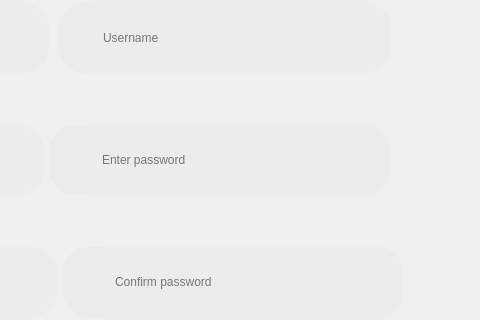
The window that Desktop_Application/Frontend/ui-files/firstTime-setup.ui (DreddVDomasian/Petmate-Desktop-Application) describes before a commit, drawn with Qt 5; both pictures show x 312 to 792 and y 319 to 639 of the 1055 by 750 pixel window.
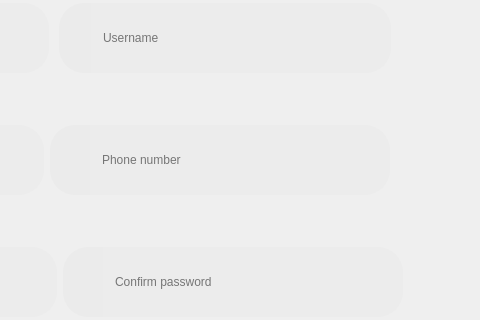
The same window after the commit. Icons and pictures are not drawn.

```diff
--- a/Desktop_Application/Frontend/ui-files/firstTime-setup.ui
+++ b/Desktop_Application/Frontend/ui-files/firstTime-setup.ui
@@ -691,7 +691,7 @@
                      <bool>false</bool>
                     </property>
                     <property name="placeholderText">
-                     <string>Enter password</string>
+                     <string>Phone number</string>
                     </property>
                    </widget>
                   </item>
```
